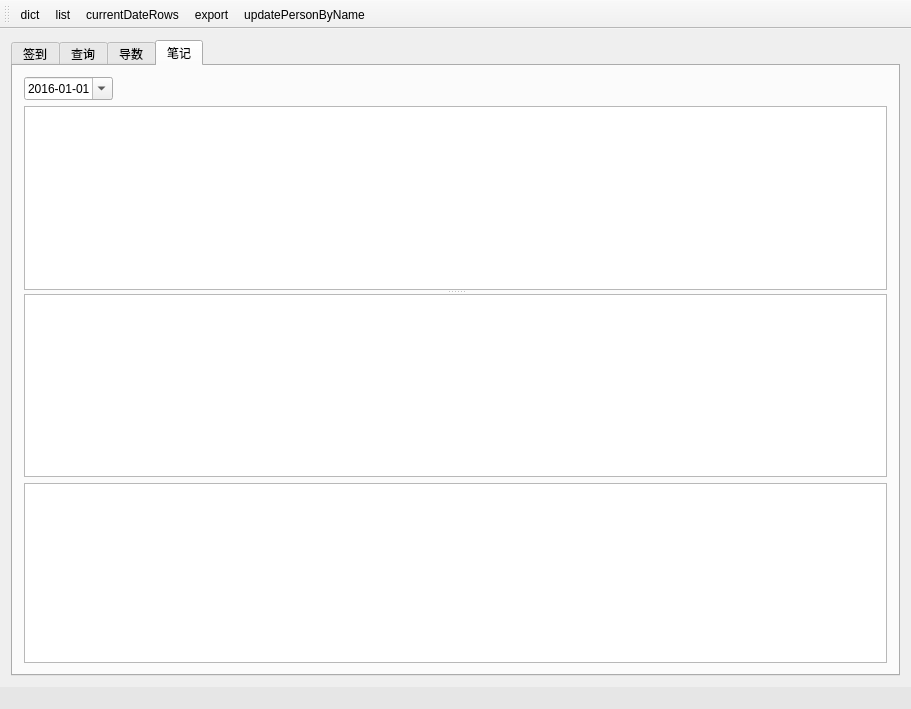
Qt form mainwindow.ui (crouse/memory) before a commit.
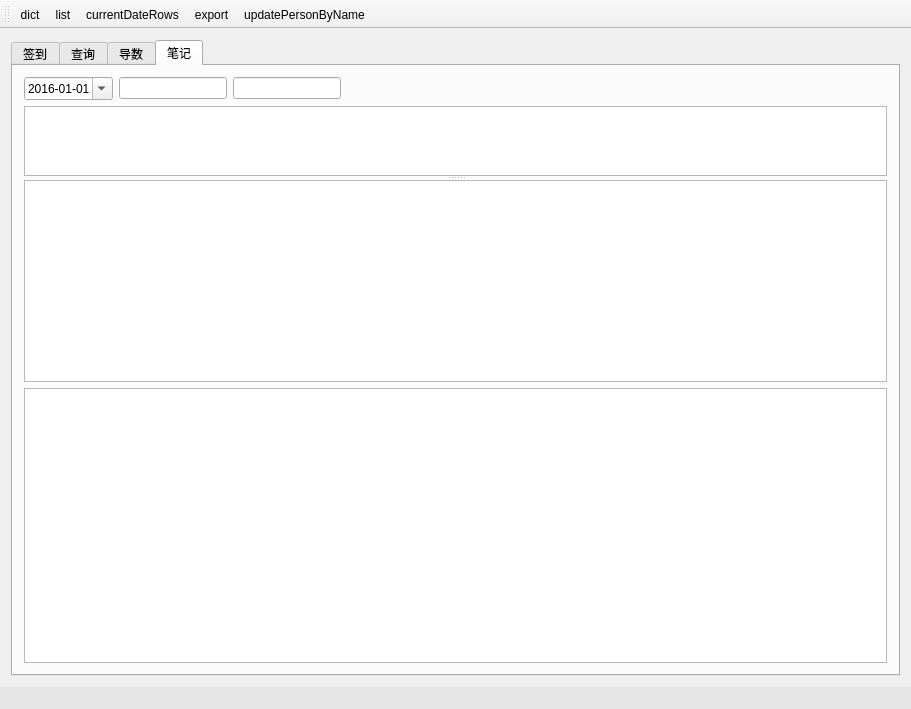
The same form after that commit.

```diff
--- a/mainwindow.ui
+++ b/mainwindow.ui
@@ -494,6 +494,32 @@
             </property>
            </widget>
           </item>
+          <item>
+           <widget class="QLineEdit" name="lineEditNoteName">
+            <property name="sizePolicy">
+             <sizepolicy hsizetype="Fixed" vsizetype="Fixed">
+              <horstretch>0</horstretch>
+              <verstretch>0</verstretch>
+             </sizepolicy>
+            </property>
+            <property name="readOnly">
+             <bool>true</bool>
+            </property>
+           </widget>
+          </item>
+          <item>
+           <widget class="QLineEdit" name="lineEditNotePhone">
+            <property name="sizePolicy">
+             <sizepolicy hsizetype="Fixed" vsizetype="Fixed">
+              <horstretch>0</horstretch>
+              <verstretch>0</verstretch>
+             </sizepolicy>
+            </property>
+            <property name="readOnly">
+             <bool>true</bool>
+            </property>
+           </widget>
+          </item>
           <item>
            <spacer name="horizontalSpacer">
             <property name="orientation">
@@ -514,7 +540,23 @@
           <property name="orientation">
            <enum>Qt::Vertical</enum>
           </property>
-          <widget class="QTableView" name="tableViewNoteHuman"/>
+          <widget class="QTableView" name="tableViewNoteHuman">
+           <property name="sizeAdjustPolicy">
+            <enum>QAbstractScrollArea::AdjustToContents</enum>
+           </property>
+           <property name="editTriggers">
+            <set>QAbstractItemView::NoEditTriggers</set>
+           </property>
+           <property name="selectionMode">
+            <enum>QAbstractItemView::SingleSelection</enum>
+           </property>
+           <property name="selectionBehavior">
+            <enum>QAbstractItemView::SelectRows</enum>
+           </property>
+           <property name="showGrid">
+            <bool>false</bool>
+           </property>
+          </widget>
           <widget class="QTableView" name="tableViewNoteList"/>
          </widget>
         </item>
```
Left out of the diff: 2 changed lines with no effect on the pictures.
